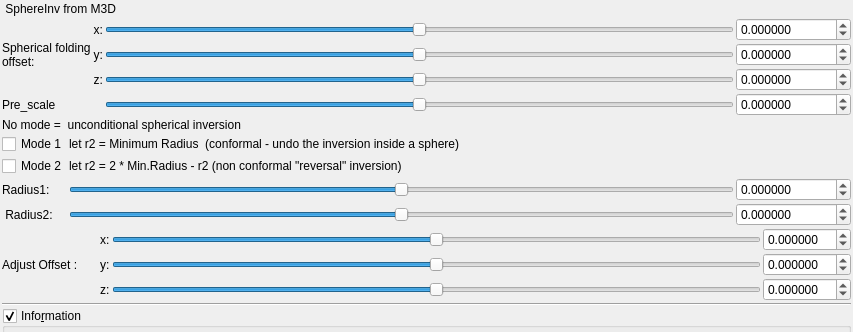
The window that mandelbulber2/qt_data/fractal_transf_sphere_inv.ui (buddhi1980/mandelbulber2) describes before a commit, drawn with Qt 5; both pictures show x 0 to 853 and y 0 to 332 of the 853 by 987 pixel window.
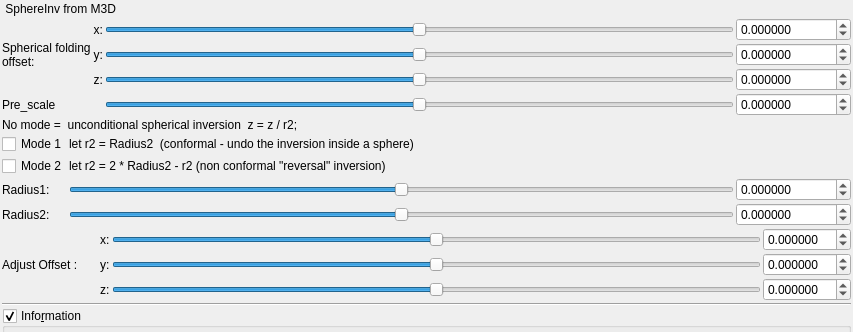
The same window after the commit. Custom widgets are drawn as their Qt base class.

Patch:
```diff
--- a/mandelbulber2/qt_data/fractal_transf_sphere_inv.ui
+++ b/mandelbulber2/qt_data/fractal_transf_sphere_inv.ui
@@ -312,7 +312,7 @@
    <item>
     <widget class="QLabel" name="label_19">
      <property name="text">
-      <string>No mode =  unconditional spherical inversion </string>
+      <string>No mode =  unconditional spherical inversion  z = z / r2;</string>
      </property>
     </widget>
    </item>
@@ -349,7 +349,7 @@
      <item row="3" column="0">
       <widget class="QLabel" name="label_47">
        <property name="text">
-        <string> Radius2:</string>
+        <string>Radius2:</string>
        </property>
       </widget>
      </item>
@@ -448,7 +448,7 @@
      <item row="0" column="1">
       <widget class="QLabel" name="label_20">
        <property name="text">
-        <string>let r2 = Minimum Radius  (conformal - undo the inversion inside a sphere) </string>
+        <string>let r2 = Radius2  (conformal - undo the inversion inside a sphere) </string>
        </property>
       </widget>
      </item>
@@ -462,7 +462,7 @@
      <item row="1" column="1">
       <widget class="QLabel" name="label_48">
        <property name="text">
-        <string>let r2 = 2 * Min.Radius - r2 (non conformal &quot;reversal&quot; inversion) </string>
+        <string>let r2 = 2 * Radius2 - r2 (non conformal &quot;reversal&quot; inversion) </string>
        </property>
       </widget>
      </item>
```
